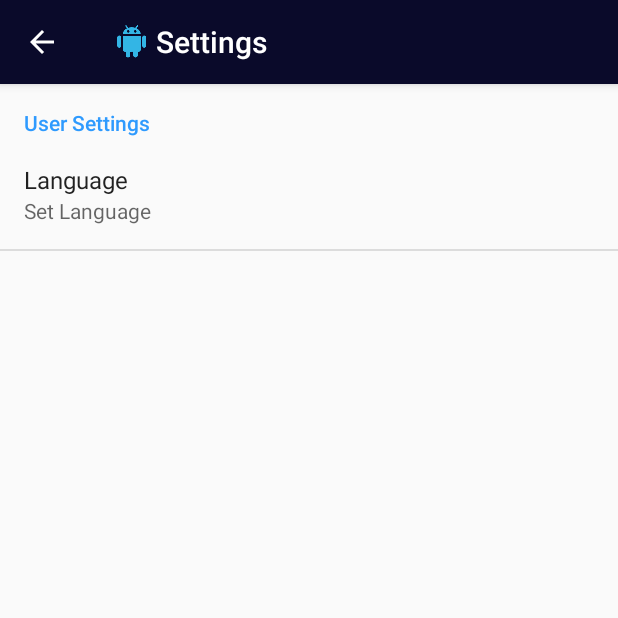
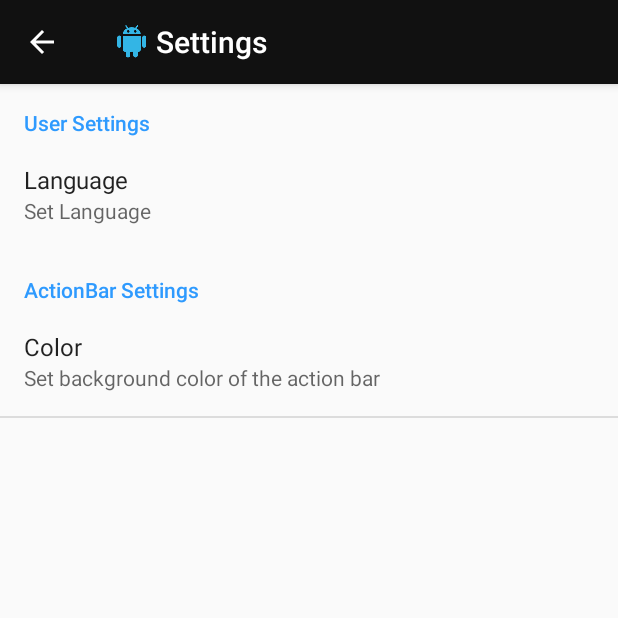
Before and after one commit to vinz10/meetyourfriends, an Android app: the Events screen opened directly, with no data from a screen before it, after a tap on "Settings", on a phone screen of 412 x 824 dp, the top half of it. Run offline under Robolectric (Android 15) with nearby library versions, the phone set to English and light mode, and no system bars; 2 statements that could not run were skipped.

Commit message:
Couleur de l'action bar dans les settings

```diff
--- a/app/src/main/java/com/example/vincent/meetyourfriends/CreateAccount.java
+++ b/app/src/main/java/com/example/vincent/meetyourfriends/CreateAccount.java
@@ -3,8 +3,12 @@ package com.example.vincent.meetyourfriends;
 import android.content.ContentValues;
 import android.content.Context;
 import android.content.Intent;
+import android.content.SharedPreferences;
 import android.database.Cursor;
 import android.database.sqlite.SQLiteDatabase;
+import android.graphics.Color;
+import android.graphics.drawable.ColorDrawable;
+import android.preference.PreferenceManager;
 import android.support.v7.app.ActionBar;
 import android.support.v7.app.AppCompatActivity;
 import android.os.Bundle;
@@ -34,8 +38,12 @@ public class CreateAccount extends AppCompatActivity {
         super.onCreate(savedInstanceState);
         setContentView(R.layout.activity_create_account);
 
+        SharedPreferences sharedPreferences = PreferenceManager.getDefaultSharedPreferences(this);
+
+        String colorAB = sharedPreferences.getString(SettingsActivity.KEY_PREF_COLORAB, "");
         ActionBar actionBar = getSupportActionBar();
         actionBar.setLogo(R.drawable.ic_action_android);
+        actionBar.setBackgroundDrawable(new ColorDrawable(Color.parseColor(colorAB)));
         actionBar.setDisplayUseLogoEnabled(true);
         actionBar.setDisplayShowHomeEnabled(true);
 
--- a/app/src/main/java/com/example/vincent/meetyourfriends/CreateEvent.java
+++ b/app/src/main/java/com/example/vincent/meetyourfriends/CreateEvent.java
@@ -7,8 +7,12 @@ import android.app.TimePickerDialog;
 import android.content.ClipData;
 import android.content.ContentValues;
 import android.content.Intent;
+import android.content.SharedPreferences;
 import android.database.Cursor;
 import android.database.sqlite.SQLiteDatabase;
+import android.graphics.Color;
+import android.graphics.drawable.ColorDrawable;
+import android.preference.PreferenceManager;
 import android.support.v7.app.ActionBar;
 import android.support.v7.app.AppCompatActivity;
 import android.os.Bundle;
@@ -56,8 +60,12 @@ public class CreateEvent extends AppCompatActivity {
         super.onCreate(savedInstanceState);
         setContentView(R.layout.activity_create_event);
 
+        SharedPreferences sharedPreferences = PreferenceManager.getDefaultSharedPreferences(this);
+
+        String colorAB = sharedPreferences.getString(SettingsActivity.KEY_PREF_COLORAB, "");
         ActionBar actionBar = getSupportActionBar();
         actionBar.setLogo(R.drawable.ic_action_android);
+        actionBar.setBackgroundDrawable(new ColorDrawable(Color.parseColor(colorAB)));
         actionBar.setDisplayUseLogoEnabled(true);
         actionBar.setDisplayShowHomeEnabled(true);
 
--- a/app/src/main/java/com/example/vincent/meetyourfriends/Events.java
+++ b/app/src/main/java/com/example/vincent/meetyourfriends/Events.java
@@ -2,6 +2,10 @@ package com.example.vincent.meetyourfriends;
 
 import android.content.Context;
 import android.content.Intent;
+import android.content.SharedPreferences;
+import android.graphics.Color;
+import android.graphics.drawable.ColorDrawable;
+import android.preference.PreferenceManager;
 import android.support.v7.app.ActionBar;
 import android.support.v7.app.AppCompatActivity;
 import android.os.Bundle;
@@ -24,8 +28,12 @@ public class Events extends AppCompatActivity {
         super.onCreate(savedInstanceState);
         setContentView(R.layout.activity_events);
 
+        SharedPreferences sharedPreferences = PreferenceManager.getDefaultSharedPreferences(this);
+
+        String colorAB = sharedPreferences.getString(SettingsActivity.KEY_PREF_COLORAB, "");
         ActionBar actionBar = getSupportActionBar();
         actionBar.setLogo(R.drawable.ic_action_android);
+        actionBar.setBackgroundDrawable(new ColorDrawable(Color.parseColor(colorAB)));
         actionBar.setDisplayUseLogoEnabled(true);
         actionBar.setDisplayShowHomeEnabled(true);
 
--- a/app/src/main/java/com/example/vincent/meetyourfriends/Localisation.java
+++ b/app/src/main/java/com/example/vincent/meetyourfriends/Localisation.java
@@ -1,11 +1,15 @@
 package com.example.vincent.meetyourfriends;
 
 import android.content.Intent;
+import android.content.SharedPreferences;
 import android.content.pm.PackageManager;
+import android.graphics.Color;
+import android.graphics.drawable.ColorDrawable;
 import android.location.Address;
 import android.location.Geocoder;
 import android.location.Location;
 import android.os.AsyncTask;
+import android.preference.PreferenceManager;
 import android.support.v4.app.ActivityCompat;
 import android.support.v4.app.FragmentActivity;
 import android.os.Bundle;
@@ -49,8 +53,12 @@ public class Localisation extends AppCompatActivity implements OnMapReadyCallbac
                 .findFragmentById(R.id.map);
         mapFragment.getMapAsync(this);
 
+        SharedPreferences sharedPreferences = PreferenceManager.getDefaultSharedPreferences(this);
+
+        String colorAB = sharedPreferences.getString(SettingsActivity.KEY_PREF_COLORAB, "");
         ActionBar actionBar = getSupportActionBar();
         actionBar.setLogo(R.drawable.ic_action_android);
+        actionBar.setBackgroundDrawable(new ColorDrawable(Color.parseColor(colorAB)));
         actionBar.setDisplayUseLogoEnabled(true);
         actionBar.setDisplayShowHomeEnabled(true);
 
--- a/app/src/main/java/com/example/vincent/meetyourfriends/Login.java
+++ b/app/src/main/java/com/example/vincent/meetyourfriends/Login.java
@@ -6,6 +6,8 @@ import android.content.SharedPreferences;
 import android.content.res.Resources;
 import android.database.Cursor;
 import android.database.sqlite.SQLiteDatabase;
+import android.graphics.Color;
+import android.graphics.drawable.ColorDrawable;
 import android.preference.PreferenceManager;
 import android.support.v7.app.AppCompatActivity;
 import android.support.v7.app.ActionBar;
@@ -28,13 +30,16 @@ public class Login extends AppCompatActivity {
     protected void onCreate(Bundle savedInstanceState) {
         super.onCreate(savedInstanceState);
 
+        SharedPreferences sharedPreferences = PreferenceManager.getDefaultSharedPreferences(this);
+
+        String colorAB = sharedPreferences.getString(SettingsActivity.KEY_PREF_COLORAB, "");
         ActionBar actionBar = getSupportActionBar();
         actionBar.setLogo(R.drawable.ic_action_android);
+        actionBar.setBackgroundDrawable(new ColorDrawable(Color.parseColor(colorAB)));
         actionBar.setDisplayUseLogoEnabled(true);
         actionBar.setDisplayShowHomeEnabled(true);
 
-        SharedPreferences sharedPreferences = PreferenceManager.getDefaultSharedPreferences(this);
-        String langPref = sharedPreferences.getString(SettingsActivity.KEY_PREP_LANGUAGE, "");
+        String langPref = sharedPreferences.getString(SettingsActivity.KEY_PREF_LANGUAGE, "");
         changeLang(langPref);
 
         setContentView(R.layout.activity_login);
--- a/app/src/main/java/com/example/vincent/meetyourfriends/ModifyAccount.java
+++ b/app/src/main/java/com/example/vincent/meetyourfriends/ModifyAccount.java
@@ -6,8 +6,12 @@ import android.content.ContentValues;
 import android.content.Context;
 import android.content.DialogInterface;
 import android.content.Intent;
+import android.content.SharedPreferences;
 import android.database.Cursor;
 import android.database.sqlite.SQLiteDatabase;
+import android.graphics.Color;
+import android.graphics.drawable.ColorDrawable;
+import android.preference.PreferenceManager;
 import android.support.v7.app.ActionBar;
 import android.support.v7.app.AppCompatActivity;
 import android.os.Bundle;
@@ -33,8 +37,12 @@ public class ModifyAccount extends AppCompatActivity {
         super.onCreate(savedInstanceState);
         setContentView(R.layout.activity_modify_account);
 
+        SharedPreferences sharedPreferences = PreferenceManager.getDefaultSharedPreferences(this);
+
+        String colorAB = sharedPreferences.getString(SettingsActivity.KEY_PREF_COLORAB, "");
         ActionBar actionBar = getSupportActionBar();
         actionBar.setLogo(R.drawable.ic_action_android);
+        actionBar.setBackgroundDrawable(new ColorDrawable(Color.parseColor(colorAB)));
         actionBar.setDisplayUseLogoEnabled(true);
         actionBar.setDisplayShowHomeEnabled(true);
 
--- a/app/src/main/java/com/example/vincent/meetyourfriends/SettingsActivity.java
+++ b/app/src/main/java/com/example/vincent/meetyourfriends/SettingsActivity.java
@@ -5,6 +5,8 @@ import android.content.Intent;
 import android.content.SharedPreferences;
 import android.content.res.Configuration;
 import android.content.res.Resources;
+import android.graphics.Color;
+import android.graphics.drawable.ColorDrawable;
 import android.preference.ListPreference;
 import android.preference.Preference;
 import android.preference.PreferenceActivity;
@@ -16,6 +18,7 @@ import android.os.Bundle;
 import android.support.v7.app.AppCompatDelegate;
 import android.util.DisplayMetrics;
 import android.view.MenuItem;
+import android.widget.RelativeLayout;
 import android.widget.Toast;
 
 import java.util.List;
@@ -23,7 +26,8 @@ import java.util.Locale;
 
 public class SettingsActivity extends PreferenceActivity implements SharedPreferences.OnSharedPreferenceChangeListener {
 
-    public static final String KEY_PREP_LANGUAGE = "prefLanguage";
+    public static final String KEY_PREF_LANGUAGE = "prefLanguage";
+    public static final String KEY_PREF_COLORAB = "barColor";
     private AppCompatDelegate mDelegate;
 
     @Override
@@ -32,8 +36,12 @@ public class SettingsActivity extends PreferenceActivity implements SharedPrefer
         getDelegate().onCreate(savedInstanceState);
         super.onCreate(savedInstanceState);
 
+        SharedPreferences sharedPreferences = PreferenceManager.getDefaultSharedPreferences(this);
+
+        String colorAB = sharedPreferences.getString(SettingsActivity.KEY_PREF_COLORAB, "");
         ActionBar actionBar = getDelegate().getSupportActionBar();
         actionBar.setLogo(R.drawable.ic_action_android);
+        actionBar.setBackgroundDrawable(new ColorDrawable(Color.parseColor(colorAB)));
         actionBar.setDisplayUseLogoEnabled(true);
         actionBar.setDisplayShowHomeEnabled(true);
 
@@ -42,14 +50,17 @@ public class SettingsActivity extends PreferenceActivity implements SharedPrefer
 
         getFragmentManager().beginTransaction().replace(android.R.id.content, new Settings()).commit();
 
-        SharedPreferences sharedPreferences = PreferenceManager.getDefaultSharedPreferences(this);
         sharedPreferences.registerOnSharedPreferenceChangeListener(this);
     }
 
     @Override
     public void onSharedPreferenceChanged(SharedPreferences sharedPreferences, String key) {
-        String langPref = sharedPreferences.getString(SettingsActivity.KEY_PREP_LANGUAGE, "");
-        changeLang(langPref);
+
+        if (key.equals(KEY_PREF_LANGUAGE)) {
+            String langPref = sharedPreferences.getString(SettingsActivity.KEY_PREF_LANGUAGE, "");
+            changeLang(langPref);
+        }
+
         finish();
         startActivity(getIntent());
     }
@@ -98,5 +109,4 @@ public class SettingsActivity extends PreferenceActivity implements SharedPrefer
             addPreferencesFromResource(R.xml.settings);
         }
     }
-
 }
--- a/app/src/main/java/com/example/vincent/meetyourfriends/ShowEvent.java
+++ b/app/src/main/java/com/example/vincent/meetyourfriends/ShowEvent.java
@@ -1,6 +1,10 @@
 package com.example.vincent.meetyourfriends;
 
 import android.content.Intent;
+import android.content.SharedPreferences;
+import android.graphics.Color;
+import android.graphics.drawable.ColorDrawable;
+import android.preference.PreferenceManager;
 import android.support.v7.app.ActionBar;
 import android.support.v7.app.AppCompatActivity;
 import android.os.Bundle;
@@ -13,8 +17,12 @@ public class ShowEvent extends AppCompatActivity {
         super.onCreate(savedInstanceState);
         setContentView(R.layout.activity_show_event);
 
+        SharedPreferences sharedPreferences = PreferenceManager.getDefaultSharedPreferences(this);
+
+        String colorAB = sharedPreferences.getString(SettingsActivity.KEY_PREF_COLORAB, "");
         ActionBar actionBar = getSupportActionBar();
         actionBar.setLogo(R.drawable.ic_action_android);
+        actionBar.setBackgroundDrawable(new ColorDrawable(Color.parseColor(colorAB)));
         actionBar.setDisplayUseLogoEnabled(true);
         actionBar.setDisplayShowHomeEnabled(true);
 
--- a/app/src/main/res/values/arrays.xml
+++ b/app/src/main/res/values/arrays.xml
@@ -2,8 +2,41 @@
 <resources>
 
     <string-array name="language">
+        <item name="en">@string/english</item>
+        <item name="fr">@string/french</item>
+    </string-array>
+
+    <string-array name="languageCode">
         <item name="en">EN</item>
         <item name="fr">FR</item>
     </string-array>
 
+    <string-array name="colorName">
+        <item name="0">@string/defaultColor</item>
+        <item name="1">@string/black</item>
+        <item name="2">@string/red</item>
+        <item name="3">@string/orange</item>
+        <item name="4">@string/yellow</item>
+        <item name="5">@string/green</item>
+        <item name="6">@string/lightGreen</item>
+        <item name="7">@string/blue</item>
+        <item name="8">@string/lightBlue</item>
+        <item name="9">@string/purple</item>
+        <item name="10">@string/gray</item>
+    </string-array>
+
+    <string-array name="colorCode">
+        <item name="0">#0A0A2A</item>
+        <item name="1">#111111</item>
+        <item name="2">#900404</item>
+        <item name="3">#FE9A2E</item>
+        <item name="4">#FACC2E</item>
+        <item name="5">#088A08</item>
+        <item name="6">#01DF3A</item>
+        <item name="7">#0404B4</item>
+        <item name="8">#2E9AFE</item>
+        <item name="9">#8A0868</item>
+        <item name="10">#585858</item>
+    </string-array>
+
 </resources>
--- a/app/src/main/res/values/strings.xml
+++ b/app/src/main/res/values/strings.xml
@@ -74,6 +74,23 @@
     <string name="confirmMessage">Are you sure you want to delete your account?</string>
     <string name="confirmOK">YES</string>
     <string name="confirmCancel">Cancel</string>
+    <string name="french">French</string>
+    <string name="english">English</string>
+    <string name="black">Black</string>
+    <string name="defaultColor">Default</string>
+    <string name="red">Red</string>
+    <string name="orange">Orange</string>
+    <string name="yellow">Yellow</string>
+    <string name="green">Green</string>
+    <string name="lightGreen">Light Green</string>
+    <string name="blue">Blue</string>
+    <string name="lightBlue">Light Blue</string>
+    <string name="purple">Purple</string>
+    <string name="gray">Gray</string>
+    <string name="white">White</string>
+    <string name="actionBarSettings">ActionBar Settings</string>
+    <string name="actionBarSetColor">Set background color of the action bar</string>
+    <string name="actionBarColor">Color</string>
 
     <string-array name="days">
         <item>01</item>
--- a/app/src/main/res/xml/settings.xml
+++ b/app/src/main/res/xml/settings.xml
@@ -7,9 +7,19 @@
             android:key="prefLanguage"
             android:entries="@array/language"
             android:summary="@string/setLanguage"
-            android:entryValues="@array/language"
+            android:entryValues="@array/languageCode"
             android:title="@string/language" />
 
     </PreferenceCategory>
 
+    <PreferenceCategory android:title="@string/actionBarSettings" >
+        <ListPreference
+            android:defaultValue="#111111"
+            android:entries="@array/colorName"
+            android:entryValues="@array/colorCode"
+            android:key="barColor"
+            android:summary="@string/actionBarSetColor"
+            android:title="@string/actionBarColor" />
+    </PreferenceCategory>
+
 </PreferenceScreen>
```
Also changed, not shown: 1 other file.
